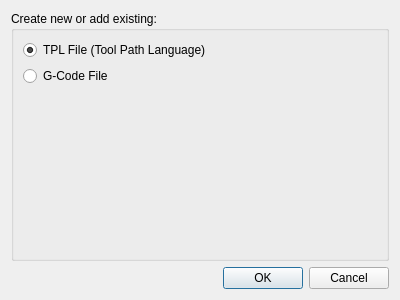
First picture: the form in qt/new_dialog.ui, repository CauldronDevelopmentLLC/CAMotics, before the edit.
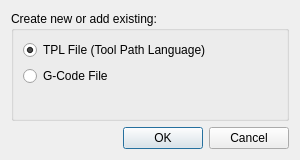
Second picture: the form after the edit.

The edit to the form file:
```diff
--- a/qt/new_dialog.ui
+++ b/qt/new_dialog.ui
@@ -6,10 +6,22 @@
    <rect>
     <x>0</x>
     <y>0</y>
-    <width>400</width>
-    <height>300</height>
+    <width>300</width>
+    <height>160</height>
    </rect>
   </property>
+  <property name="minimumSize">
+   <size>
+    <width>300</width>
+    <height>160</height>
+   </size>
+  </property>
+  <property name="maximumSize">
+   <size>
+    <width>300</width>
+    <height>160</height>
+   </size>
+  </property>
   <property name="windowTitle">
    <string>Create new project or add NC files.</string>
   </property>
```
